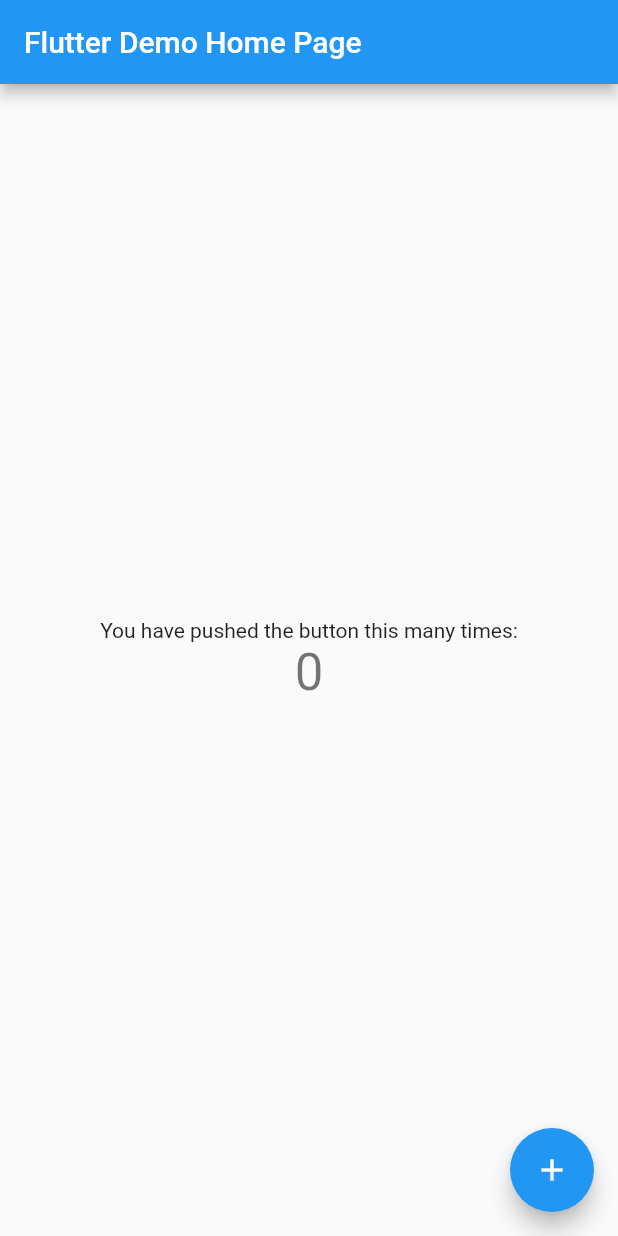
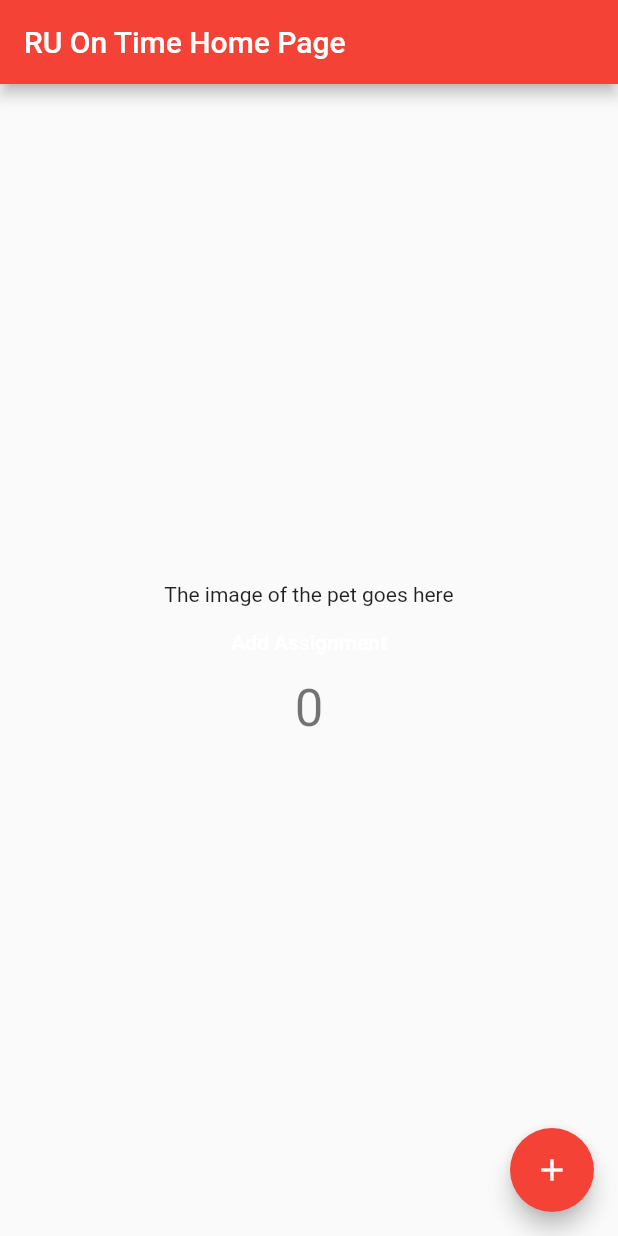
Before and after one commit to Wingo206/RU_On_Time, a Flutter app: the screen it shows after launch, on a phone screen of 412 x 824 dp. Run offline on Flutter 3.47's test engine with Material 2 defaults, Android fonts, the light colour scheme and no system bars.

Commit message:
some aesthetic changes to the home page

```diff
--- a/lib/main.dart
+++ b/lib/main.dart
@@ -9,7 +9,7 @@
   @override
   Widget build(BuildContext context) {
     return MaterialApp(
-      title: 'Flutter Demo',
+      title: 'RU On Time',
       theme: ThemeData(
         // This is the theme of your application.
         //
@@ -20,9 +20,9 @@
         // or simply save your changes to "hot reload" in a Flutter IDE).
         // Notice that the counter didn't reset back to zero; the application
         // is not restarted.
-        primarySwatch: Colors.blue,
+        primarySwatch: Colors.red,
       ),
-      home: MyHomePage(title: 'Flutter Demo Home Page'),
+      home: MyHomePage(title: 'RU On Time Home Page'),
     );
   }
 }
@@ -94,8 +94,25 @@
           mainAxisAlignment: MainAxisAlignment.center,
           children: <Widget>[
             Text(
-              'You have pushed the button this many times:',
+              'The image of the pet goes here',
             ),
+            TextButton(
+                style: ButtonStyle(
+                  foregroundColor:
+                      MaterialStateProperty.all<Color>(Colors.white),
+                  overlayColor: MaterialStateProperty.resolveWith<Color?>(
+                    (Set<MaterialState> states) {
+                      if (states.contains(MaterialState.hovered))
+                        return Colors.redAccent;
+                      if (states.contains(MaterialState.focused) ||
+                          states.contains(MaterialState.pressed))
+                        return Colors.white.withOpacity(0.1);
+                      return null; // Defer to the widget's default.
+                    },
+                  ),
+                ),
+                onPressed: () {},
+                child: Text('Add Assignment')),
             Text(
               '$_counter',
               style: Theme.of(context).textTheme.headline4,
```
